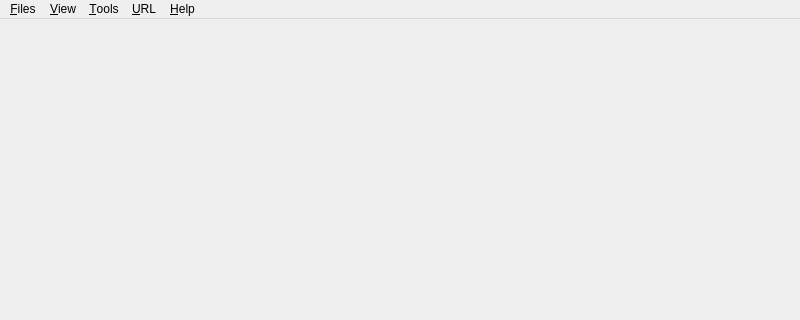
This is forms/MainWindow.ui in kenryuS/Type-85-Electronic-Observer as Qt 5 draws it before an edit; both pictures show x 0 to 800 and y 0 to 320 of the 800 by 600 pixel window. The edited form follows.
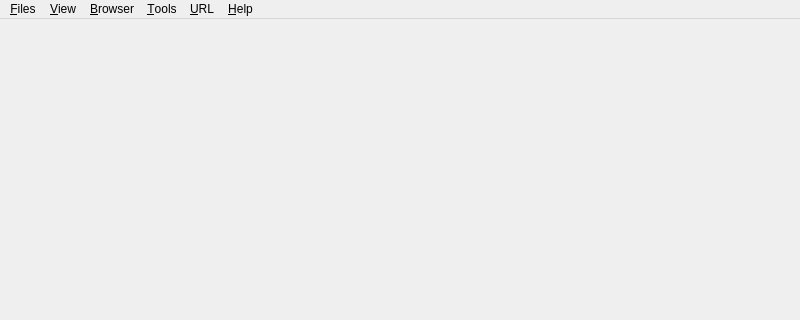
This is the edited form.

Commit message: Implemented some browser features

The edit to the form file:
```diff
--- a/forms/MainWindow.ui
+++ b/forms/MainWindow.ui
@@ -57,8 +57,16 @@
     <addaction name="actionOffical_Twitter"/>
     <addaction name="actionKancolle_Wiki"/>
    </widget>
+   <widget class="QMenu" name="menu_Browser">
+    <property name="title">
+     <string>&amp;Browser</string>
+    </property>
+    <addaction name="action_New_Tab"/>
+    <addaction name="action_Close_Tab"/>
+   </widget>
    <addaction name="menu_Files"/>
    <addaction name="menu_View"/>
+   <addaction name="menu_Browser"/>
    <addaction name="menu_Tools"/>
    <addaction name="menu_URL"/>
    <addaction name="menu_About"/>
```
Left out of the diff: 10 changed lines with no effect on the pictures. The commit also changes 10 other files.
